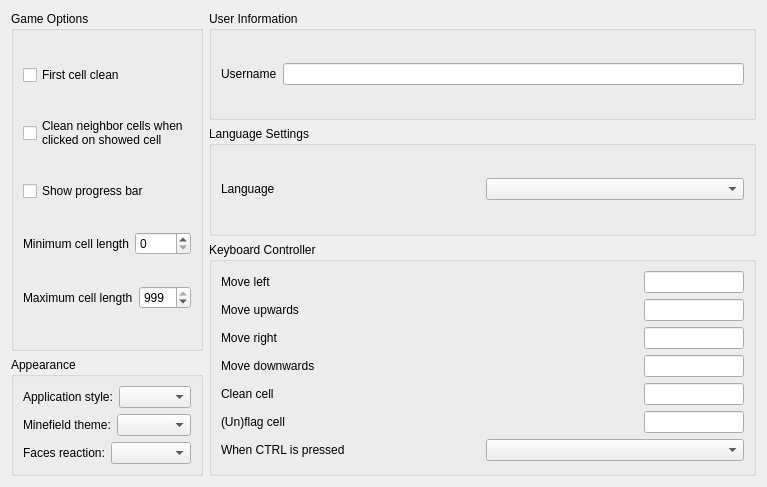
First picture: the form in src/libreminespreferencesdialog.ui, repository Bollos00/LibreMines, before the edit.
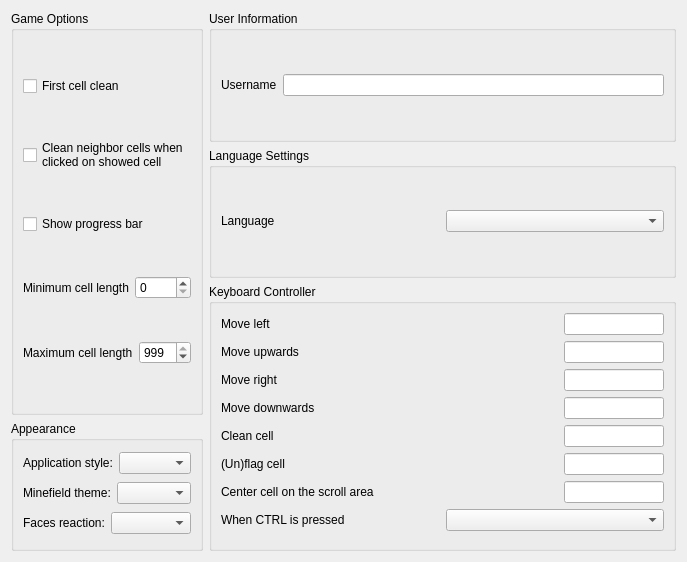
Second picture: the form after the edit. Custom widgets are drawn as their Qt base class.

The edit to the form file:
```diff
--- a/src/libreminespreferencesdialog.ui
+++ b/src/libreminespreferencesdialog.ui
@@ -6,8 +6,8 @@
    <rect>
     <x>0</x>
     <y>0</y>
-    <width>767</width>
-    <height>487</height>
+    <width>687</width>
+    <height>562</height>
    </rect>
   </property>
   <property name="windowTitle">
@@ -337,6 +337,39 @@
         </item>
        </layout>
       </item>
+      <item>
+       <layout class="QHBoxLayout" name="horizontalLayout_15">
+        <item>
+         <widget class="QLabel" name="label_8">
+          <property name="text">
+           <string>Center cell on the scroll area</string>
+          </property>
+         </widget>
+        </item>
+        <item>
+         <widget class="QKeyInput" name="keyInputCenterCell">
+          <property name="minimumSize">
+           <size>
+            <width>100</width>
+            <height>0</height>
+           </size>
+          </property>
+          <property name="maximumSize">
+           <size>
+            <width>100</width>
+            <height>16777215</height>
+           </size>
+          </property>
+          <property name="text">
+           <string/>
+          </property>
+          <property name="alignment">
+           <set>Qt::AlignCenter</set>
+          </property>
+         </widget>
+        </item>
+       </layout>
+      </item>
       <item>
        <layout class="QHBoxLayout" name="horizontalLayout_10">
         <item>
```
